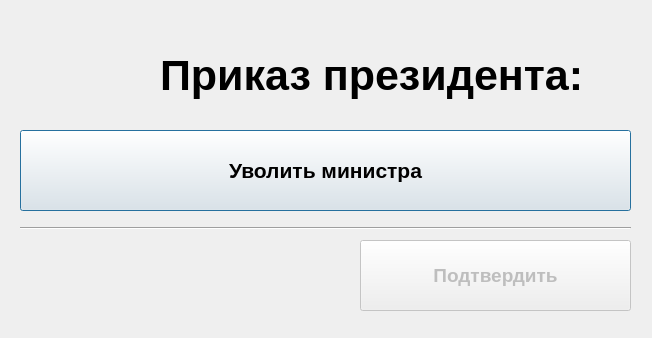
Qt form ministrys/president.ui (vladyan18/MagaGame) before a commit.
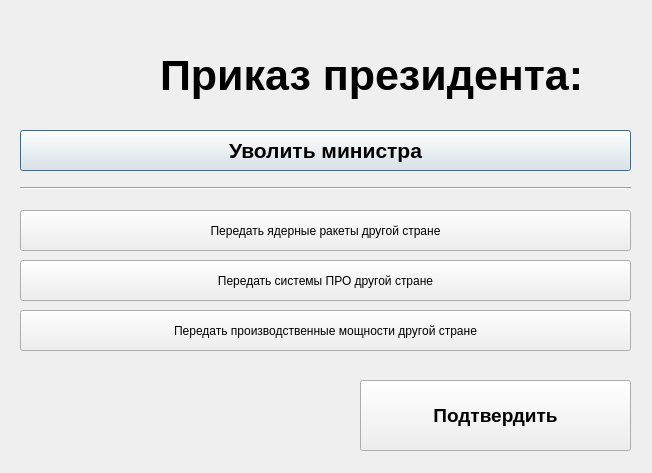
The same form after that commit. Icons and pictures are not drawn.

What changed in the file:
```diff
--- a/ministrys/president.ui
+++ b/ministrys/president.ui
@@ -7,7 +7,7 @@
     <x>0</x>
     <y>0</y>
     <width>652</width>
-    <height>338</height>
+    <height>473</height>
    </rect>
   </property>
   <property name="windowTitle">
@@ -19,7 +19,7 @@
      <x>20</x>
      <y>130</y>
      <width>611</width>
-     <height>81</height>
+     <height>41</height>
     </rect>
    </property>
    <property name="font">
@@ -40,7 +40,7 @@
    <property name="geometry">
     <rect>
      <x>20</x>
-     <y>220</y>
+     <y>180</y>
      <width>611</width>
      <height>16</height>
     </rect>
@@ -51,12 +51,12 @@
   </widget>
   <widget class="QPushButton" name="approveButton">
    <property name="enabled">
-    <bool>false</bool>
+    <bool>true</bool>
    </property>
    <property name="geometry">
     <rect>
      <x>360</x>
-     <y>240</y>
+     <y>380</y>
      <width>271</width>
      <height>71</height>
     </rect>
@@ -98,6 +98,45 @@
     <string>&lt;html&gt;&lt;head/&gt;&lt;body&gt;&lt;p&gt;&lt;span style=&quot; font-size:32pt; font-weight:600;&quot;&gt;Приказ президента:&lt;/span&gt;&lt;/p&gt;&lt;/body&gt;&lt;/html&gt;</string>
    </property>
   </widget>
+  <widget class="QPushButton" name="giveNukesButton">
+   <property name="geometry">
+    <rect>
+     <x>20</x>
+     <y>210</y>
+     <width>611</width>
+     <height>41</height>
+    </rect>
+   </property>
+   <property name="text">
+    <string>Передать ядерные ракеты другой стране</string>
+   </property>
+  </widget>
+  <widget class="QPushButton" name="givePROButton">
+   <property name="geometry">
+    <rect>
+     <x>20</x>
+     <y>260</y>
+     <width>611</width>
+     <height>41</height>
+    </rect>
+   </property>
+   <property name="text">
+    <string>Передать системы ПРО другой стране</string>
+   </property>
+  </widget>
+  <widget class="QPushButton" name="giveFacButton">
+   <property name="geometry">
+    <rect>
+     <x>20</x>
+     <y>310</y>
+     <width>611</width>
+     <height>41</height>
+    </rect>
+   </property>
+   <property name="text">
+    <string>Передать производственные мощности другой стране</string>
+   </property>
+  </widget>
  </widget>
  <resources/>
  <connections/>
```
